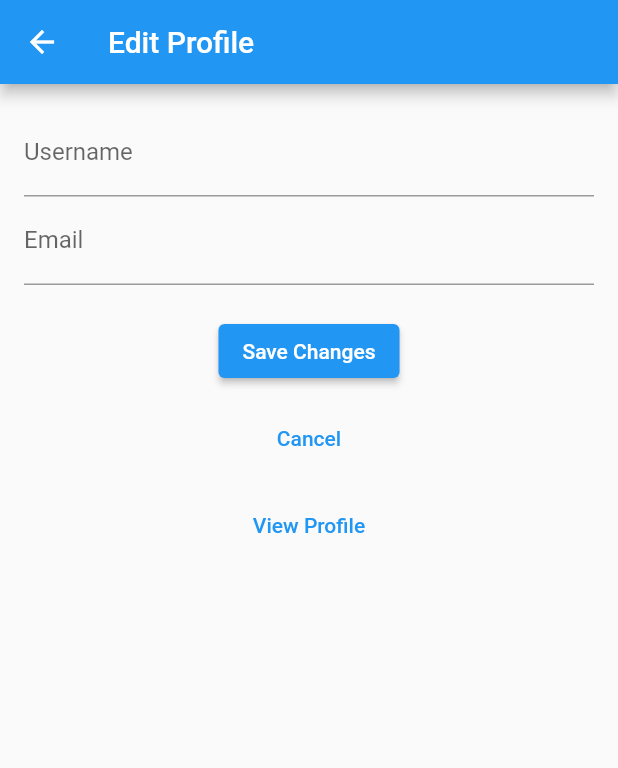
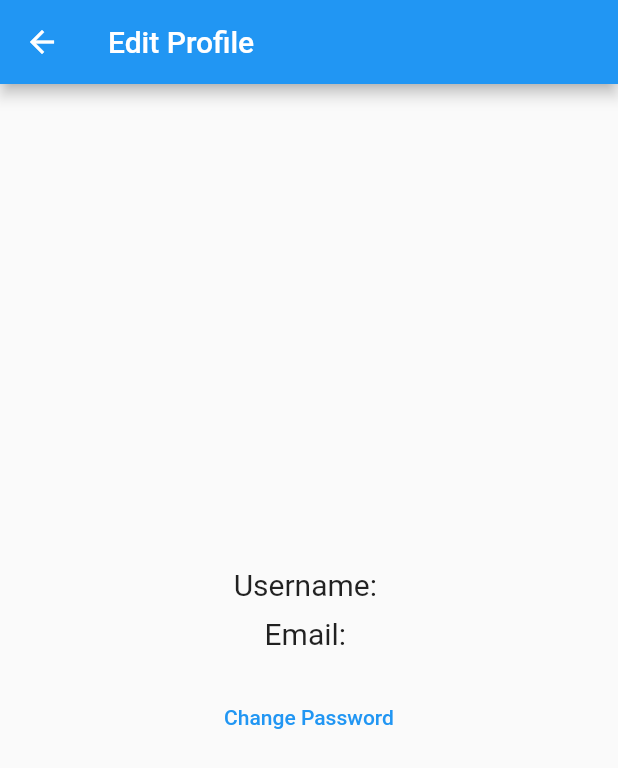
Before and after one commit to Stuartwastaken/scrum, a Flutter app: the EditProfileScreen screen opened directly with empty values, on a phone screen of 412 x 824 dp. Shown: the top 768 px of the screen. Run offline on Flutter 3.47's test engine with Material 2 defaults, Android fonts, the phone set to English and light mode, and no system bars; our stand-ins replace cloud_firestore, cool_alert, firebase_auth, firebase_core, firebase_database, flutter_animate and 2 more; accounts and stored records are empty.

Commit message:
Added screen to change password

```diff
--- a/lib/screens/edit-profile-screen.dart
+++ b/lib/screens/edit-profile-screen.dart
@@ -1,9 +1,9 @@
 import 'package:flutter/material.dart';
 import 'package:firebase_auth/firebase_auth.dart';
+import 'change-password-screen.dart';
 
 class EditProfileScreen extends StatefulWidget {
   final User user;
-
   const EditProfileScreen({required this.user});
 
   @override
@@ -11,46 +11,17 @@ class EditProfileScreen extends StatefulWidget {
 }
 
 class _EditProfileScreenState extends State<EditProfileScreen> {
-  final _formKey = GlobalKey<FormState>();
-  final TextEditingController _usernameController = TextEditingController();
-  final TextEditingController _emailController = TextEditingController();
-
   String? _username;
   String? _email;
 
+  late User _currentUser;
+
   @override
   void initState() {
+    _currentUser = widget.user;
+    _username = _currentUser.displayName;
+    _email = _currentUser.email;
     super.initState();
-    _usernameController.text = widget.user.displayName ?? '';
-    _emailController.text = widget.user.email ?? '';
-  }
-
-  void _saveChanges() async {
-    if (_formKey.currentState!.validate()) {
-      setState(() {
-        _username = _usernameController.text.trim();
-        _email = _emailController.text.trim();
-      });
-
-      try {
-        await widget.user.updateDisplayName(_username!);
-        await widget.user.updateEmail(_email!);
-        ScaffoldMessenger.of(context).showSnackBar(
-          SnackBar(
-            content: Text('Profile updated successfully.'),
-            backgroundColor: Colors.green,
-          ),
-        );
-        Navigator.pop(context);
-      } catch (e) {
-        ScaffoldMessenger.of(context).showSnackBar(
-          SnackBar(
-            content: Text('Error updating profile.'),
-            backgroundColor: Colors.red,
-          ),
-        );
-      }
-    }
   }
 
   @override
@@ -59,55 +30,35 @@ class _EditProfileScreenState extends State<EditProfileScreen> {
       appBar: AppBar(
         title: Text('Edit Profile'),
       ),
-      body: Padding(
-        padding: const EdgeInsets.all(16.0),
-        child: Form(
-          key: _formKey,
+      body: Center(
         child: Column(
+          mainAxisAlignment: MainAxisAlignment.center,
           children: <Widget>[
-              TextFormField(
-                controller: _usernameController,
-                decoration: InputDecoration(
-                  labelText: 'Username',
+            Text(
+              'Username: $_username',
+              style: TextStyle(fontSize: 20),
             ),
-                validator: (value) {
-                  if (value!.isEmpty) {
-                    return 'Please enter a username';
-                  }
-                  return null;
-                },
-              ),
-              TextFormField(
-                controller: _emailController,
-                decoration: InputDecoration(
-                  labelText: 'Email',
-                ),
-                validator: (value) {
-                  if (value!.isEmpty) {
-                    return 'Please enter an email';
-                  } else if (!value.contains('@')) {
-                    return 'Please enter a valid email address';
-                  }
-                  return null;
-                },
+            SizedBox(height: 10),
+            Text(
+              'Email: $_email',
+              style: TextStyle(fontSize: 20),
             ),
             SizedBox(height: 20),
-              ElevatedButton(
-                onPressed: _saveChanges,
-                child: Text('Save Changes'),
+            TextButton(
+              onPressed: () {
+                Navigator.push(
+                  context,
+                  MaterialPageRoute(
+                    builder: (context) => ChangePasswordScreen(),
                   ),
-              SizedBox(height: 10),
-              TextButton(
-                onPressed: () => Navigator.pop(context),
-                child: Text('Cancel'),
+                );
+              },
+              child: Text(
+                'Change Password',
+                style: TextStyle(color: Colors.blue),
               ),
-              SizedBox(height: 10),
-              TextButton(
-                onPressed: () => Navigator.pop(context),
-                child: Text('View Profile'),
             ),
           ],
-          ),
         ),
       ),
     );
```
Also changed, not shown: lib/screens/change-password-screen.dart (added, +141 -0 lines). Lines whose indentation alone changed are shown as unchanged.
